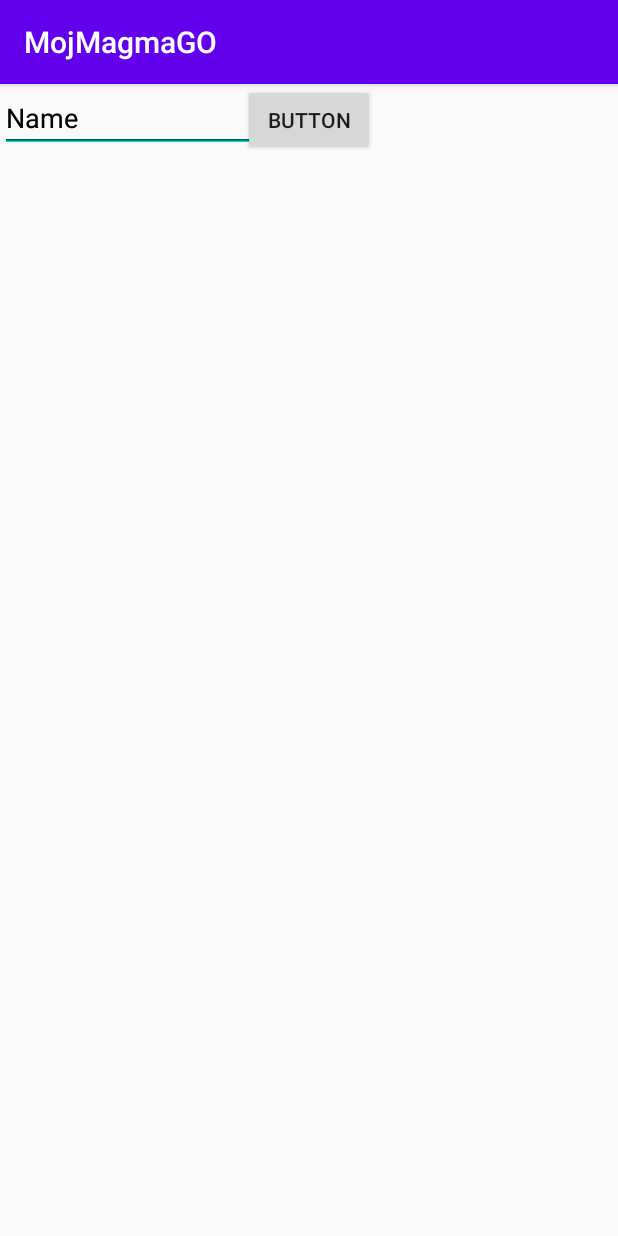
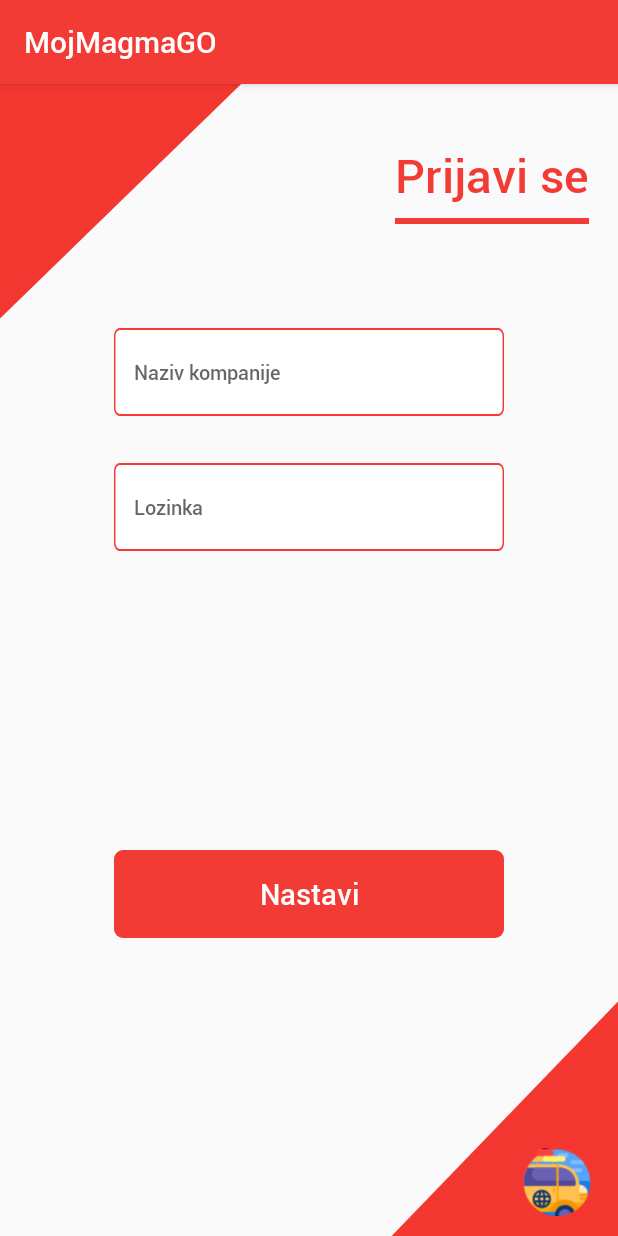
Before and after one commit to andreolikalcopoli/MojMagmaGO, an Android app: the LoginActivity screen opened directly, with no data from a screen before it, on a phone screen of 412 x 824 dp. Run offline under Robolectric (Android 15) with nearby library versions, the phone set to English and light mode, and no system bars; our stand-ins replace Firebase (no records; nobody signed in at launch, a user with empty details on screens opened directly), sdp/ssp sizes.

Commit message:
plus dula

```diff
--- a/app/build.gradle
+++ b/app/build.gradle
@@ -36,4 +36,7 @@ dependencies {
     //firebase
     implementation 'com.google.firebase:firebase-analytics:17.2.2'
     implementation 'com.google.firebase:firebase-database:16.0.4'
+
+    //design
+    implementation 'com.intuit.sdp:sdp-android:1.0.6'
 }
--- a/app/src/main/java/com/magma/mojmagmago/HomeActivity.java
+++ b/app/src/main/java/com/magma/mojmagmago/HomeActivity.java
@@ -3,10 +3,12 @@ package com.magma.mojmagmago;
 import androidx.appcompat.app.AppCompatActivity;
 
 import android.os.Bundle;
+import android.util.Log;
 
 public class HomeActivity extends AppCompatActivity {
 
     private PublicFunctions publicFunctions;
+    private DataWizard dataWizard;
 
     @Override
     protected void onCreate(Bundle savedInstanceState) {
@@ -15,6 +17,15 @@ public class HomeActivity extends AppCompatActivity {
 
         publicFunctions = new PublicFunctions(HomeActivity.this);
 
+        dataWizard = new DataWizard(HomeActivity.this);
+
+        Route route = dataWizard.getTotal();
+
+        Log.d("length",route.getLength()+"");
+        Log.d("profit",route.getProfit()+"");
+        Log.d("time",route.getTime()+"");
+        Log.d("efficiency",route.getEfficiency()+"");
+
     }
 
 }
--- a/app/src/main/java/com/magma/mojmagmago/LoginActivity.java
+++ b/app/src/main/java/com/magma/mojmagmago/LoginActivity.java
@@ -34,7 +34,7 @@ public class LoginActivity extends AppCompatActivity {
         etCompanyName = (EditText)findViewById(R.id.eCompanyName);
         etPassword = (EditText)findViewById(R.id.ePassword);
 
-        btnLogin = (Button)findViewById(R.id.btLogin);
+        btnLogin = (Button)findViewById(R.id.btnSignIn);
 
         publicFunctions = new PublicFunctions(LoginActivity.this);
 
--- /dev/null
+++ b/app/src/main/res/drawable/btn_red_rounded.xml
@@ -0,0 +1,5 @@
+<?xml version="1.0" encoding="utf-8"?>
+<shape android:shape="rectangle" xmlns:android="http://schemas.android.com/apk/res/android" >
+    <solid android:color="@color/colorPrimary"></solid>
+    <corners android:radius="6dp"/>
+</shape>
--- /dev/null
+++ b/app/src/main/res/drawable/btnlogin.xml
@@ -0,0 +1,6 @@
+<?xml version="1.0" encoding="utf-8"?>
+<shape xmlns:android="http://schemas.android.com/apk/res/android" android:shape="rectangle">
+    <corners android:radius="@dimen/_4sdp"/>
+    <solid android:color="@color/colorPrimary"/>
+    <padding android:bottom="@dimen/_5sdp" android:left="@dimen/_5sdp" android:right="@dimen/_5sdp" android:top="@dimen/_5sdp"/>
+</shape>
--- /dev/null
+++ b/app/src/main/res/drawable/selector.xml
@@ -0,0 +1,4 @@
+<?xml version="1.0" encoding="utf-8"?>
+<selector xmlns:android="http://schemas.android.com/apk/res/android" xmlns:app="http://schemas.android.com/apk/res-auto">
+        <item android:state_checked="true" android:color="@color/colorAccent" />
+        <item android:color="@color/colorPrimary"  /></selector>
--- a/app/src/main/res/layout/activity_login.xml
+++ b/app/src/main/res/layout/activity_login.xml
@@ -6,32 +6,111 @@
     android:layout_height="match_parent"
     tools:context=".LoginActivity">
 
+    <androidx.constraintlayout.widget.ConstraintLayout
+        android:id="@+id/constraintLayout2"
+        android:layout_width="match_parent"
+        android:layout_height="wrap_content"
+        app:layout_constraintEnd_toEndOf="parent"
+        app:layout_constraintStart_toStartOf="parent"
+        app:layout_constraintTop_toBottomOf="@+id/imageView">
+
         <EditText
             android:id="@+id/eCompanyName"
-        android:layout_width="wrap_content"
-        android:layout_height="wrap_content"
+            android:layout_width="@dimen/_200sdp"
+            android:layout_height="@dimen/_45sdp"
+            android:background="@drawable/etbackg"
             android:ems="10"
+            android:hint="Naziv kompanije"
             android:inputType="textPersonName"
-        android:text="Name"
-        tools:layout_editor_absoluteX="93dp"
-        tools:layout_editor_absoluteY="123dp" />
+            android:padding="@dimen/_10sdp"
+            android:textColor="@color/niceGray"
+            android:textSize="@dimen/_10sdp"
+            app:layout_constraintEnd_toEndOf="parent"
+            app:layout_constraintStart_toStartOf="parent"
+            app:layout_constraintTop_toTopOf="parent" />
 
         <EditText
             android:id="@+id/ePassword"
+            android:layout_width="@dimen/_200sdp"
+            android:layout_height="@dimen/_45sdp"
+            android:layout_marginTop="@dimen/_24sdp"
+            android:background="@drawable/etbackg"
+            android:ems="10"
+            android:hint="Lozinka"
+            android:inputType="textPassword"
+            android:padding="@dimen/_10sdp"
+            android:textColor="@color/niceGray"
+            android:textSize="@dimen/_10sdp"
+            app:layout_constraintEnd_toEndOf="parent"
+            app:layout_constraintStart_toStartOf="parent"
+            app:layout_constraintTop_toBottomOf="@+id/eCompanyName" />
+    </androidx.constraintlayout.widget.ConstraintLayout>
+
+    <Button
+        android:id="@+id/btnSignIn"
+        style="?android:attr/borderlessButtonStyle"
+        android:layout_width="@dimen/_200sdp"
+        android:layout_height="@dimen/_45sdp"
+        android:background="@drawable/btn_red_rounded"
+        android:text="Nastavi"
+        android:textAllCaps="false"
+        android:textColor="@android:color/white"
+        android:textSize="@dimen/_15sdp"
+        app:layout_constraintBottom_toBottomOf="parent"
+        app:layout_constraintEnd_toEndOf="parent"
+        app:layout_constraintStart_toStartOf="parent"
+        app:layout_constraintTop_toBottomOf="@+id/constraintLayout2"
+        tools:background="@drawable/btnlogin" />
+
+    <ImageView
+        android:id="@+id/imageView"
+        android:layout_width="@dimen/_125sdp"
+        android:layout_height="@dimen/_125sdp"
+        android:scaleType="fitXY"
+        app:layout_constraintStart_toStartOf="parent"
+        app:layout_constraintTop_toTopOf="parent"
+        app:srcCompat="@drawable/topleft" />
+
+    <ImageView
+        android:id="@+id/imageView8"
+        android:layout_width="@dimen/_125sdp"
+        android:layout_height="@dimen/_125sdp"
+        android:scaleType="fitXY"
+        app:layout_constraintBottom_toBottomOf="parent"
+        app:layout_constraintEnd_toEndOf="parent"
+        app:srcCompat="@drawable/downright" />
+
+    <ImageView
+        android:id="@+id/imageView9"
+        android:layout_width="@dimen/_35sdp"
+        android:layout_height="@dimen/_35sdp"
+        android:layout_marginEnd="@dimen/_14sdp"
+        android:layout_marginBottom="@dimen/_10sdp"
+        app:layout_constraintBottom_toBottomOf="parent"
+        app:layout_constraintEnd_toEndOf="@+id/imageView8"
+        app:srcCompat="@drawable/arrow" />
+
+    <TextView
+        android:id="@+id/textView19"
         android:layout_width="wrap_content"
         android:layout_height="wrap_content"
-        android:ems="10"
-        android:inputType="textPersonName"
-        android:text="Name"
-        tools:layout_editor_absoluteX="115dp"
-        tools:layout_editor_absoluteY="263dp" />
+        android:layout_marginTop="@dimen/_30sdp"
+        android:layout_marginEnd="@dimen/_15sdp"
+        android:text="Prijavi se"
+        android:textColor="@color/colorPrimary"
+        android:textSize="@dimen/_24sdp"
+        app:layout_constraintEnd_toEndOf="parent"
+        app:layout_constraintTop_toTopOf="parent" />
 
-    <Button
-        android:id="@+id/btLogin"
-        android:layout_width="wrap_content"
-        android:layout_height="wrap_content"
-        android:text="Button"
-        app:layout_constraintEnd_toEndOf="parent"
-        app:layout_constraintStart_toStartOf="parent"
-        tools:layout_editor_absoluteY="609dp" />
+    <TextView
+        android:id="@+id/textView20"
+        android:layout_width="0dp"
+        android:layout_height="4dp"
+        android:layout_marginTop="8dp"
+        android:background="@color/colorPrimary"
+        app:layout_constraintEnd_toEndOf="@+id/textView19"
+        app:layout_constraintStart_toStartOf="@+id/textView19"
+        app:layout_constraintTop_toBottomOf="@+id/textView19" />
+
+
 </androidx.constraintlayout.widget.ConstraintLayout>
--- /dev/null
+++ b/app/src/main/res/layout/fragment_total.xml
@@ -0,0 +1,12 @@
+<?xml version="1.0" encoding="utf-8"?>
+<androidx.constraintlayout.widget.ConstraintLayout xmlns:android="http://schemas.android.com/apk/res/android"
+    xmlns:app="http://schemas.android.com/apk/res-auto"
+    xmlns:tools="http://schemas.android.com/tools"
+    android:layout_width="match_parent"
+    android:layout_height="match_parent"
+    android:background="#FFFFFF">
+
+
+
+
+</androidx.constraintlayout.widget.ConstraintLayout>
--- /dev/null
+++ b/app/src/main/res/menu/navigation.xml
@@ -0,0 +1,17 @@
+<?xml version="1.0" encoding="utf-8"?>
+<menu xmlns:android="http://schemas.android.com/apk/res/android">
+    <item
+        android:id="@+id/navigation_home"
+        android:icon="@drawable/accounting"
+        android:title="Ukupno"/>
+
+    <item
+        android:id="@+id/navigation_stats"
+        android:icon="@drawable/month"
+        android:title="Mesecno"/>
+
+    <item
+        android:id="@+id/leaderboard"
+        android:icon="@drawable/graphic"
+        android:title="Grafik"/>
+</menu>
--- a/app/src/main/res/values/colors.xml
+++ b/app/src/main/res/values/colors.xml
@@ -1,6 +1,7 @@
 <?xml version="1.0" encoding="utf-8"?>
 <resources>
-    <color name="colorPrimary">#6200EE</color>
-    <color name="colorPrimaryDark">#3700B3</color>
-    <color name="colorAccent">#03DAC5</color>
+    <color name="colorPrimary">#F33B35</color>
+    <color name="colorPrimaryDark">#F33B35</color>
+    <color name="colorAccent">#000000</color>
+    <color name="niceGray">#5A5A5A</color>
 </resources>
--- a/app/src/main/res/values/styles.xml
+++ b/app/src/main/res/values/styles.xml
@@ -6,6 +6,9 @@
         <item name="colorPrimary">@color/colorPrimary</item>
         <item name="colorPrimaryDark">@color/colorPrimaryDark</item>
         <item name="colorAccent">@color/colorAccent</item>
+
+        <item name="android:fontFamily">@font/robotom</item>
+        <item name="fontFamily">@font/robotom</item>
     </style>
 
 </resources>
```
Also changed, not shown: app/src/main/res/drawable/accounting.png (added), app/src/main/res/drawable/arrow.png (added), app/src/main/res/drawable/downright.png (added), app/src/main/res/drawable/etbackg.png (added), app/src/main/res/drawable/graphic.png (added), app/src/main/res/drawable/month.png (added), app/src/main/res/drawable/topleft.png (added), app/src/main/res/font/robotob.ttf (added), app/src/main/res/font/robotom.ttf (added). Lines whose indentation alone changed are shown as unchanged.
